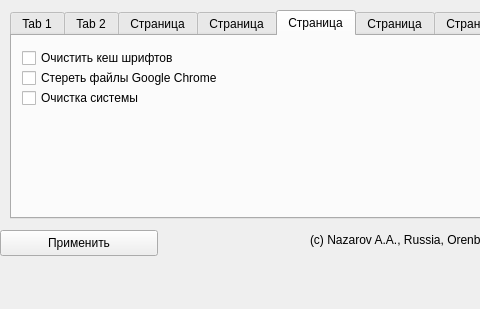
Before: the Qt Designer form mainwindow.ui in ArtNazarov/arch-post-installer, drawn with Qt 5; both pictures show x 0 to 480 and y 0 to 309 of the 778 by 309 pixel window.
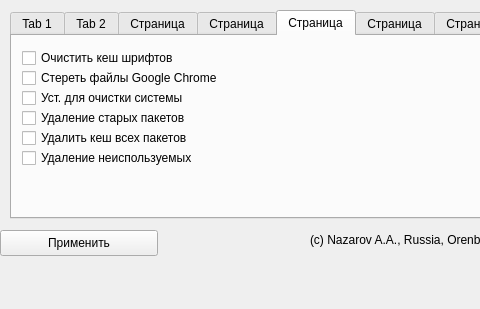
After: the same form once the commit is applied. The open tabs and pages were chosen to show the change.

Commit message: Cleaning system, other terminals

Patch:
```diff
--- a/mainwindow.ui
+++ b/mainwindow.ui
@@ -363,7 +363,7 @@
        <rect>
         <x>10</x>
         <y>30</y>
-        <width>211</width>
+        <width>241</width>
         <height>24</height>
        </rect>
       </property>
@@ -376,12 +376,51 @@
        <rect>
         <x>10</x>
         <y>50</y>
-        <width>141</width>
+        <width>201</width>
         <height>24</height>
        </rect>
       </property>
       <property name="text">
-       <string>Очистка системы</string>
+       <string>Уст. для очистки системы</string>
+      </property>
+     </widget>
+     <widget class="QCheckBox" name="chkRemoveOldPkgs">
+      <property name="geometry">
+       <rect>
+        <x>10</x>
+        <y>70</y>
+        <width>201</width>
+        <height>24</height>
+       </rect>
+      </property>
+      <property name="text">
+       <string>Удаление старых пакетов</string>
+      </property>
+     </widget>
+     <widget class="QCheckBox" name="chkRemoveAllPkgsCache">
+      <property name="geometry">
+       <rect>
+        <x>10</x>
+        <y>90</y>
+        <width>211</width>
+        <height>24</height>
+       </rect>
+      </property>
+      <property name="text">
+       <string>Удалить кеш всех пакетов</string>
+      </property>
+     </widget>
+     <widget class="QCheckBox" name="chkRemoveOrpPackages">
+      <property name="geometry">
+       <rect>
+        <x>10</x>
+        <y>110</y>
+        <width>211</width>
+        <height>24</height>
+       </rect>
+      </property>
+      <property name="text">
+       <string>Удаление неиспользуемых</string>
       </property>
      </widget>
     </widget>
```
Left out of the diff: 47 changed lines with no effect on the pictures. The commit also changes 2 other files.
